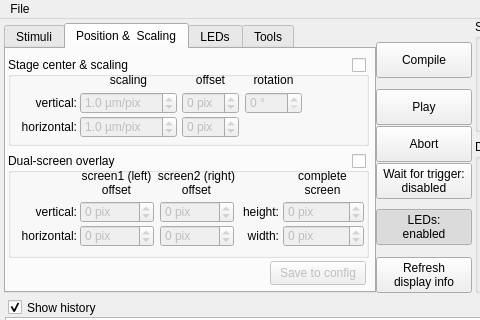
eulerlab/QDSpy, file QDSpy_GUI_main.ui: the form before one commit; both pictures show x 0 to 480 and y 0 to 320 of the 780 by 560 pixel window.
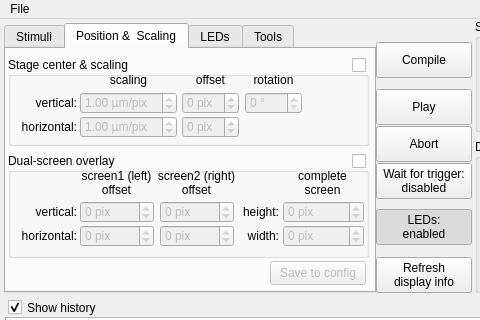
The form after the commit. The open tabs and pages were chosen to show the change. Icons and pictures are not drawn.

Commit message:
Adding decimals for scaling property
One decimal is not enough to compensate the scale of my pixel. Just
changed the property of the widget so it can take 2 decimals.
Ex: 1 pixel for me is 4um -> Scale should be 0.25, but I can get only
0.2 -> 20% diff from 25 to 20

```diff
--- a/QDSpy_GUI_main.ui
+++ b/QDSpy_GUI_main.ui
@@ -323,10 +323,10 @@
         <string> µm/pix</string>
        </property>
        <property name="decimals">
-        <number>1</number>
+        <number>2</number>
        </property>
        <property name="minimum">
-        <double>0.100000000000000</double>
+        <double>0.010000000000000</double>
        </property>
        <property name="maximum">
         <double>50.000000000000000</double>
@@ -357,10 +357,10 @@
         <string> µm/pix</string>
        </property>
        <property name="decimals">
-        <number>1</number>
+        <number>2</number>
        </property>
        <property name="minimum">
-        <double>0.100000000000000</double>
+        <double>0.010000000000000</double>
        </property>
        <property name="maximum">
         <double>50.000000000000000</double>
```
